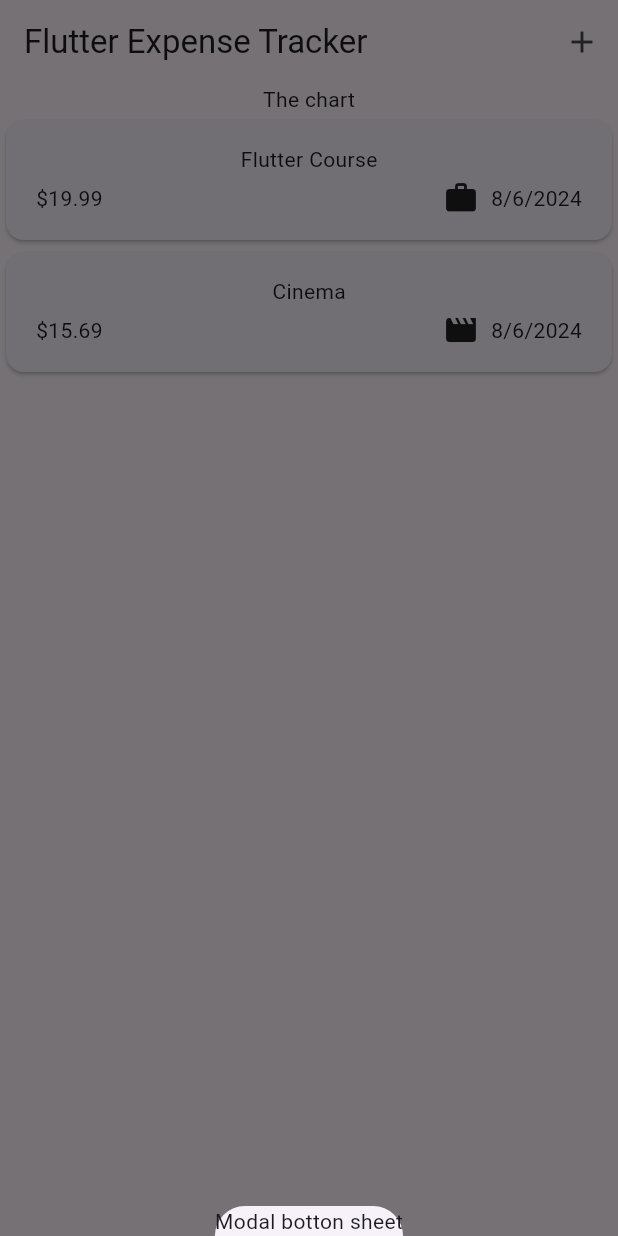
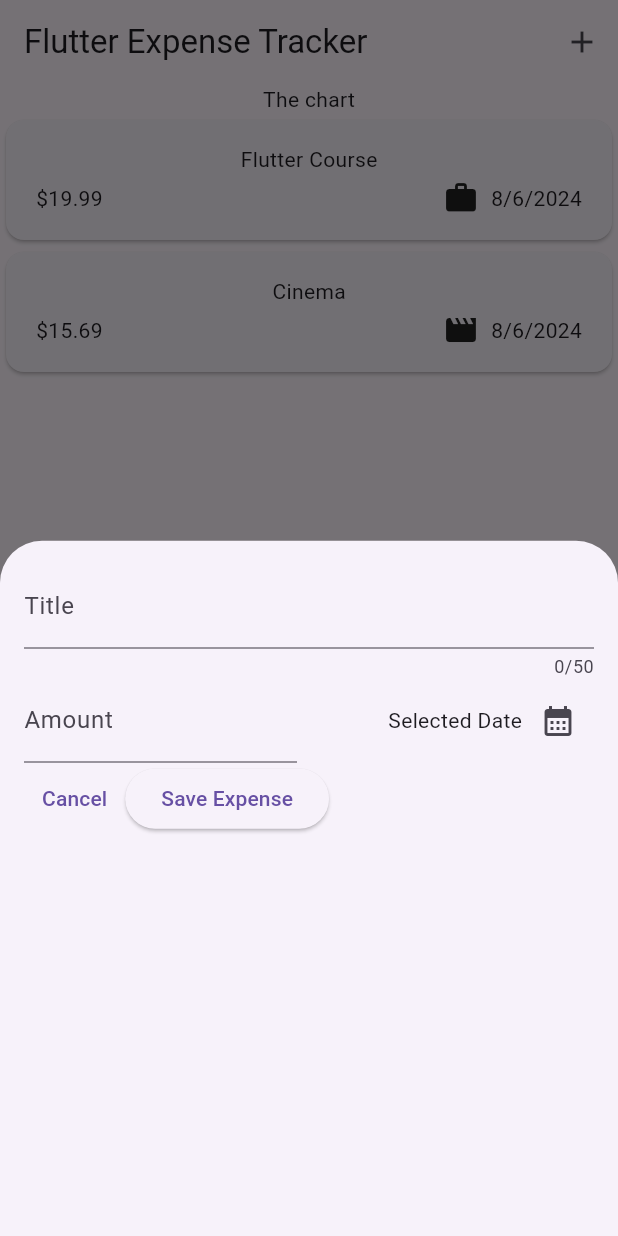
Before and after one commit to BrianPHChen/flutter_expense_tracker, a Flutter app: the screen it shows after launch, after a tap on the "add" icon, on a phone screen of 412 x 824 dp. Run offline on Flutter 3.47's test engine with Material 3 defaults, Android fonts, the phone set to English and light mode, and no system bars.

Commit message:
feat: add a modal for new expense

```diff
--- a/lib/widgets/expenses.dart
+++ b/lib/widgets/expenses.dart
@@ -1,4 +1,5 @@
 import 'package:expense_tracker/widgets/expenses_list/expenses_list.dart';
+import 'package:expense_tracker/widgets/new_expense.dart';
 import 'package:flutter/material.dart';
 
 import 'package:expense_tracker/models/expense.dart';
@@ -30,7 +31,9 @@ class _ExpensesState extends State<Expenses> {
 
   void _openAddExpenseOverlay() {
     showModalBottomSheet(
-        context: context, builder: (ctx) => const Text('Modal botton sheet'));
+      context: context,
+      builder: (ctx) => const NewExpense(),
+    );
   }
 
   @override
--- /dev/null
+++ b/lib/widgets/new_expense.dart
@@ -0,0 +1,99 @@
+import 'package:flutter/material.dart';
+
+class NewExpense extends StatefulWidget {
+  const NewExpense({super.key});
+
+  @override
+  State<NewExpense> createState() {
+    return _NewExpenseState();
+  }
+}
+
+class _NewExpenseState extends State<NewExpense> {
+  final _titleController = TextEditingController();
+  final _amountController = TextEditingController();
+
+  void _presentDatePicker() {
+    final now = DateTime.now();
+    final firstDate = DateTime(now.year - 1, now.month, now.day);
+    showDatePicker(
+      context: context,
+      initialDate: now,
+      firstDate: firstDate,
+      lastDate: now,
+    );
+  }
+
+  @override
+  void dispose() {
+    _titleController.dispose(); // need to dispose manually
+    _amountController.dispose();
+    super.dispose();
+  }
+
+  @override
+  Widget build(BuildContext context) {
+    return Padding(
+      padding: const EdgeInsets.all(16),
+      child: Column(
+        children: [
+          TextField(
+            controller: _titleController,
+            maxLength: 50,
+            decoration: const InputDecoration(
+              label: Text('Title'),
+            ),
+          ),
+          Row(
+            children: [
+              Expanded(
+                child: TextField(
+                  controller: _amountController,
+                  keyboardType: TextInputType.number,
+                  decoration: const InputDecoration(
+                    prefixText: '\$ ',
+                    label: Text('Amount'),
+                  ),
+                ),
+              ),
+              const SizedBox(
+                width: 16,
+              ),
+              Expanded(
+                child: Row(
+                  mainAxisAlignment: MainAxisAlignment.end,
+                  crossAxisAlignment: CrossAxisAlignment.center,
+                  children: [
+                    const Text('Selected Date'),
+                    IconButton(
+                      onPressed: _presentDatePicker,
+                      icon: const Icon(
+                        Icons.calendar_month,
+                      ),
+                    )
+                  ],
+                ),
+              )
+            ],
+          ),
+          Row(
+            children: [
+              TextButton(
+                onPressed: () {
+                  Navigator.pop(context);
+                },
+                child: const Text('Cancel'),
+              ),
+              ElevatedButton(
+                onPressed: () {
+                  print(_titleController.text);
+                },
+                child: const Text('Save Expense'),
+              )
+            ],
+          )
+        ],
+      ),
+    );
+  }
+}
```
